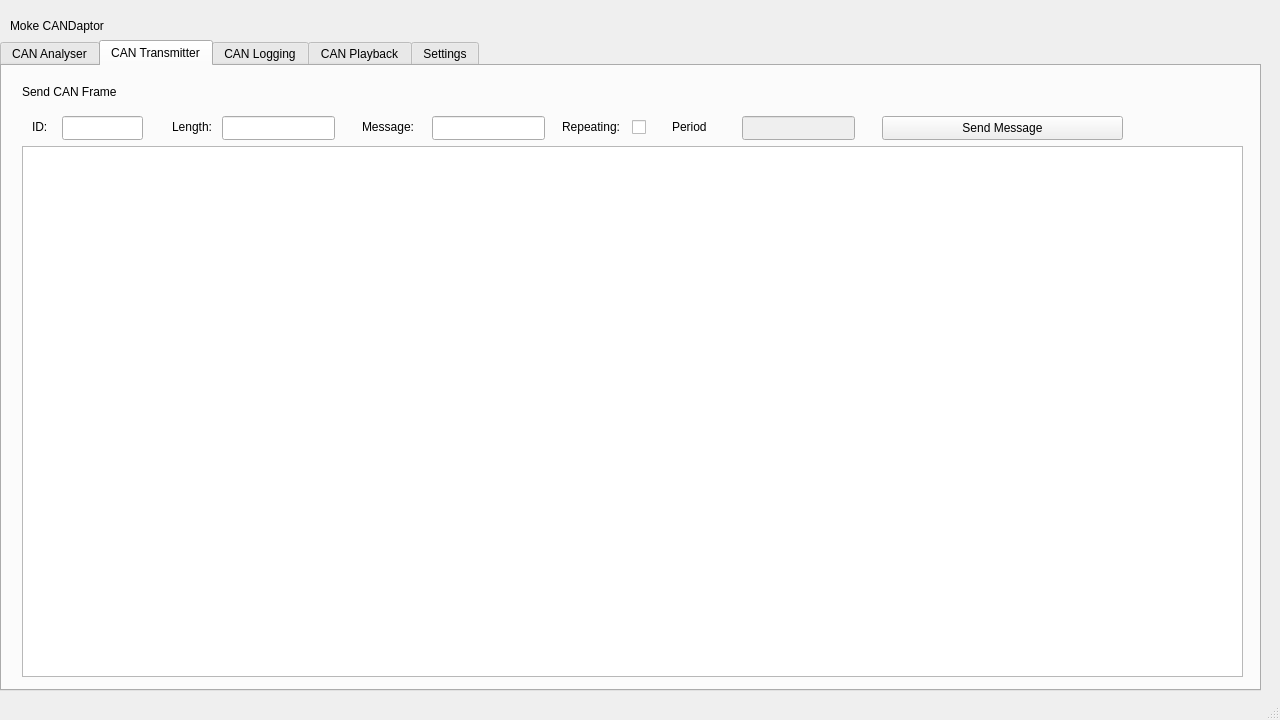
Above: homeWindow.ui from LordSpecial/PyCANdapter before the change. Below: the same form after it.
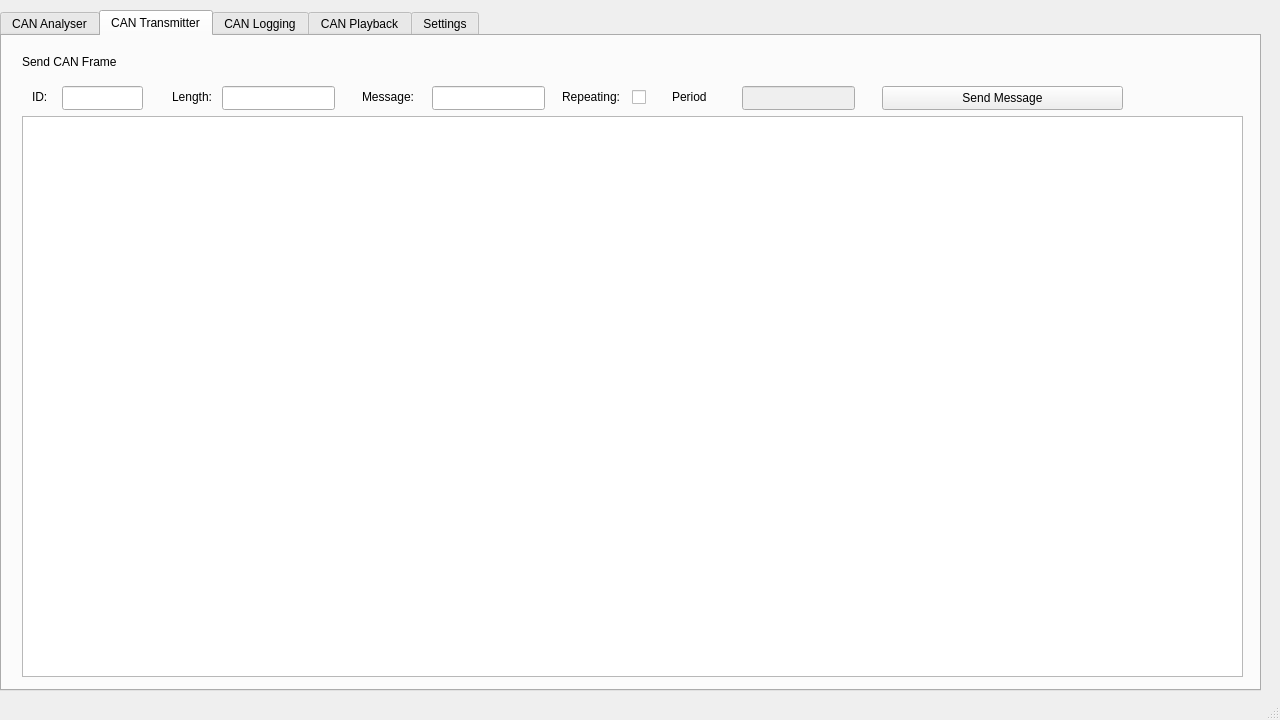
That is the form after the change. Icons and pictures are not drawn.

Commit message: Added Kiwi Logo and Window Name

Patch:
```diff
--- a/homeWindow.ui
+++ b/homeWindow.ui
@@ -14,26 +14,13 @@
    <string>MainWindow</string>
   </property>
   <widget class="QWidget" name="centralwidget">
-   <widget class="QLabel" name="label">
-    <property name="geometry">
-     <rect>
-      <x>10</x>
-      <y>10</y>
-      <width>111</width>
-      <height>31</height>
-     </rect>
-    </property>
-    <property name="text">
-     <string>Moke CANDaptor</string>
-    </property>
-   </widget>
    <widget class="QTabWidget" name="tabWidget">
     <property name="geometry">
      <rect>
       <x>0</x>
-      <y>40</y>
+      <y>10</y>
       <width>1261</width>
-      <height>651</height>
+      <height>681</height>
      </rect>
     </property>
     <property name="currentIndex">
@@ -220,7 +207,7 @@
         <x>20</x>
         <y>80</y>
         <width>1221</width>
-        <height>531</height>
+        <height>561</height>
        </rect>
       </property>
      </widget>
```
Left out of the diff: 8 changed lines with no effect on the pictures. The commit also changes 1 other file.
